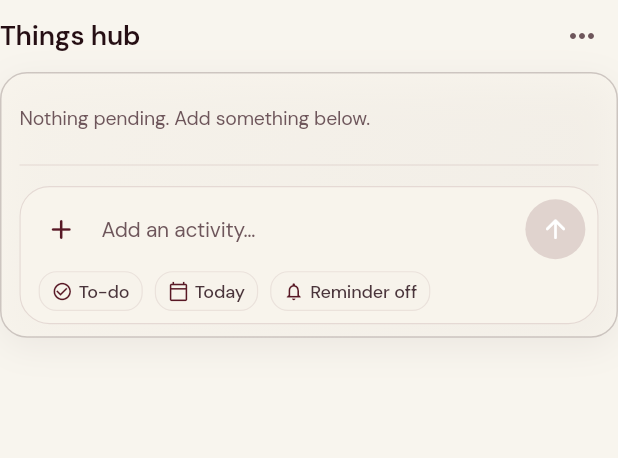
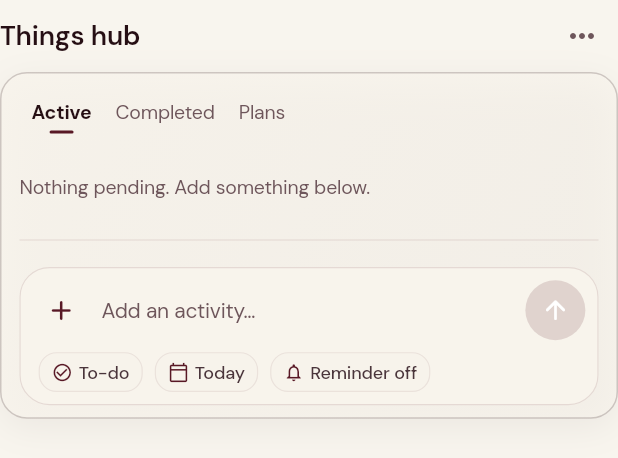
Before and after one commit to Arun-Singh-315/Ascent-Beta, a Flutter app: the ActivityHubCard widget shown alone on an empty page, opened directly, on a phone screen of 412 x 824 dp. Shown: the top 458 px of the screen. Run offline on Flutter 3.47's test engine with Material 3 defaults, Android fonts, the phone set to English and light mode, and no system bars; our stand-ins replace audioplayers, drift, drift_flutter, file_picker, fl_chart, flutter_local_notifications and 12 more; missing offline and left inert: flutter_pdfview; accounts and stored records are empty; generated files the repository leaves out were written again; project files that could hold a hidden picture were left out.

Commit message:
Make Home Things hub and Learning cards minimal
- Align row arrow with the first title line
- Add faint inset separators between activity rows; strengthen the rule above the composer
- Shorten row text to one-line titles and a short status tag
- Move Active/Completed/Plans into card tabs; three-dots keeps only View board
- Trim Learning card to course, one-line lecture title, progress and Resume

Co-Authored-By: Claude Sonnet 5.5 <noreply@anthropic.com>
Claude-Session: https://claude.ai/code/session_01LKH1ACyebKT8yLtzj9BaPt

```diff
--- a/lib/features/home/widgets/activity_hub_card.dart
+++ b/lib/features/home/widgets/activity_hub_card.dart
@@ -47,22 +47,9 @@ class _ActivityHubCardState extends ConsumerState<ActivityHubCard> {
               ),
             ),
             PopupMenuButton<String>(
-              tooltip: 'Things hub views',
-              onSelected: (view) {
-                if (view == 'board') {
-                  context.push('/today');
-                  return;
-                }
-                setState(() {
-                  _showCompleted = view == 'completed';
-                  _showPlans = view == 'plans';
-                  _showAll = false;
-                });
-              },
+              tooltip: 'Things hub options',
+              onSelected: (_) => context.push('/today'),
               itemBuilder: (_) => const [
-                PopupMenuItem(value: 'active', child: Text('Active')),
-                PopupMenuItem(value: 'completed', child: Text('Completed')),
-                PopupMenuItem(value: 'plans', child: Text('Plans')),
                 PopupMenuItem(value: 'board', child: Text('View board')),
               ],
               icon: Icon(Icons.more_horiz, color: g.inkMuted),
@@ -77,15 +64,16 @@ class _ActivityHubCardState extends ConsumerState<ActivityHubCard> {
           child: Column(
             crossAxisAlignment: CrossAxisAlignment.start,
             children: [
-              if (_showCompleted || _showPlans)
-                TextButton.icon(
-                  onPressed: () => setState(() {
-                    _showCompleted = false;
-                    _showPlans = false;
-                  }),
-                  icon: const Icon(Icons.arrow_back, size: 16),
-                  label: Text(_showPlans ? 'Plans' : 'Completed'),
-                ),
+              _HubTabs(
+                key: const ValueKey('activity_hub_tabs'),
+                labels: const ['Active', 'Completed', 'Plans'],
+                selected: _showPlans ? 2 : (_showCompleted ? 1 : 0),
+                onSelected: (i) => setState(() {
+                  _showCompleted = i == 1;
+                  _showPlans = i == 2;
+                  _showAll = false;
+                }),
+              ),
               if (_showPlans)
                 const HomePlansPreview()
               else
@@ -126,12 +114,22 @@ class _ActivityHubCardState extends ConsumerState<ActivityHubCard> {
                               style: TextStyle(color: g.inkMuted, fontSize: 13),
                             ),
                           ),
-                        for (final row in rows.take(limit))
+                        for (final (i, row) in rows.take(limit).indexed) ...[
+                          if (i > 0)
+                            Divider(
+                              key: ValueKey('activity_row_separator_$i'),
+                              color: g.line.withValues(alpha: .45),
+                              height: 1,
+                              thickness: .5,
+                              indent: 26,
+                              endIndent: 4,
+                            ),
                           ActivityRowItem(
                             key: ValueKey(row.id),
                             activity: row,
                             compact: true,
                           ),
+                        ],
                         if (rows.length > widget.previewLimit && !_showAll)
                           TextButton(
                             onPressed: () => setState(() => _showAll = true),
@@ -162,10 +160,13 @@ class _ActivityHubCardState extends ConsumerState<ActivityHubCard> {
                   },
                 ),
               if (!_showPlans && !_showCompleted) ...[
+                // Full-width, stronger rule: sets the composer apart from the
+                // lighter, inset hairlines between activity rows.
                 Divider(
                   key: const ValueKey('activity_hub_controls_separator'),
                   color: g.line,
-                  height: 12,
+                  height: 20,
+                  thickness: 1,
                 ),
                 const ActivityComposer(),
               ],
@@ -173,6 +174,63 @@ class _ActivityHubCardState extends ConsumerState<ActivityHubCard> {
           ),
         ),
       ],
+    );
+  }
+}
+
+/// Slim text tabs (Active · Completed · Plans) shown at the top of the card.
+class _HubTabs extends StatelessWidget {
+  const _HubTabs({
+    super.key,
+    required this.labels,
+    required this.selected,
+    required this.onSelected,
+  });
+  final List<String> labels;
+  final int selected;
+  final ValueChanged<int> onSelected;
+
+  @override
+  Widget build(BuildContext context) {
+    final g = context.glass;
+    return Padding(
+      padding: const EdgeInsets.only(top: 4, bottom: 2),
+      child: Row(
+        children: [
+          for (final (i, label) in labels.indexed)
+            InkWell(
+              borderRadius: BorderRadius.circular(8),
+              onTap: () => onSelected(i),
+              child: Padding(
+                padding: const EdgeInsets.symmetric(horizontal: 8, vertical: 8),
+                child: Column(
+                  mainAxisSize: MainAxisSize.min,
+                  children: [
+                    Text(
+                      label,
+                      style: TextStyle(
+                        color: i == selected ? g.ink : g.inkMuted,
+                        fontSize: 13,
+                        fontWeight: i == selected
+                            ? FontWeight.w700
+                            : FontWeight.w400,
+                      ),
+                    ),
+                    const SizedBox(height: 3),
+                    Container(
+                      height: 2,
+                      width: 16,
+                      decoration: BoxDecoration(
+                        color: i == selected ? g.clay : Colors.transparent,
+                        borderRadius: BorderRadius.circular(1),
+                      ),
+                    ),
+                  ],
+                ),
+              ),
+            ),
+        ],
+      ),
     );
   }
 }
```
Also changed, not shown: lib/features/home/widgets/activity_row_item.dart (+52 -17 lines), lib/features/home/widgets/learning_hub_card.dart (+33 -99 lines), 1 other file.
